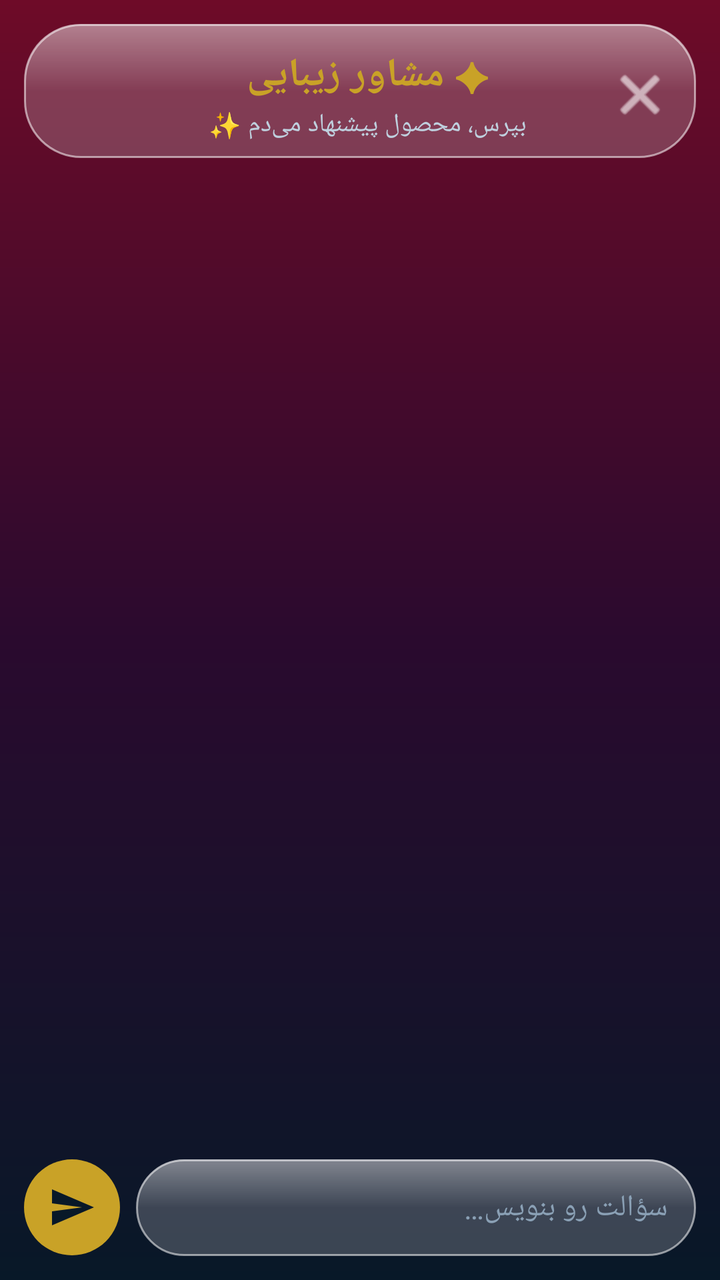
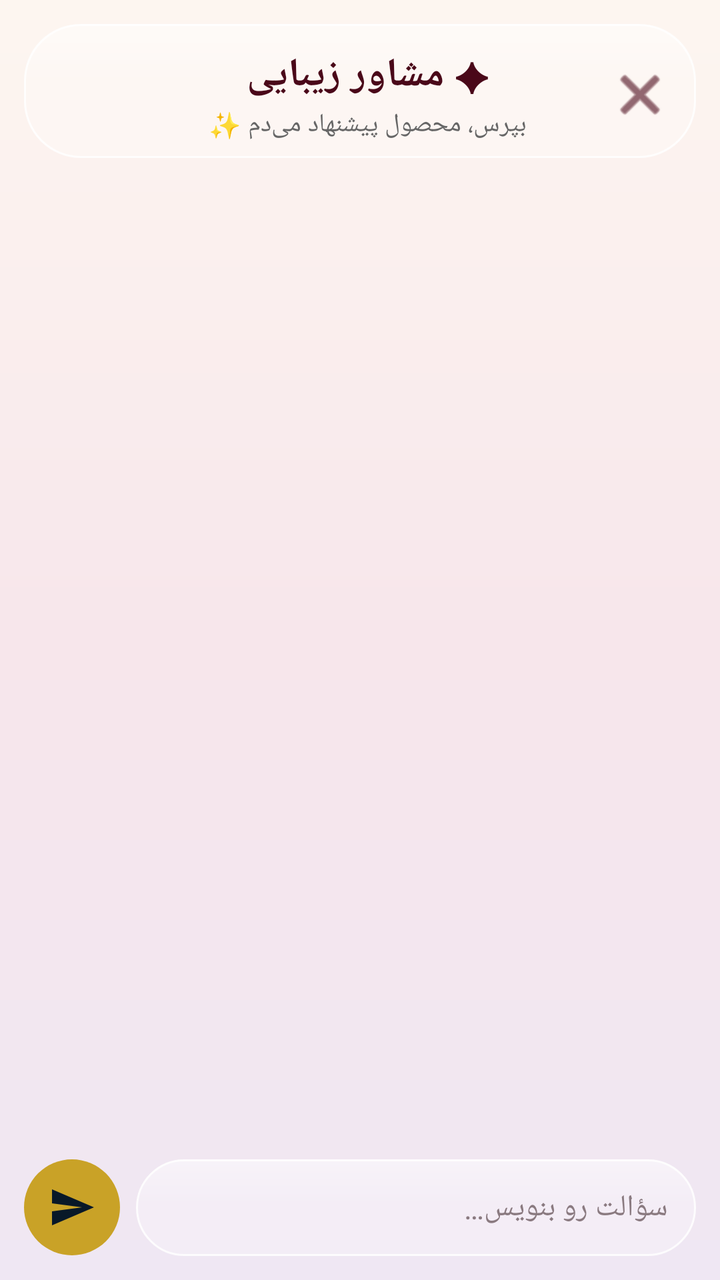

The first picture is an Android layout as it rendered before a commit; the second is the same layout after the commit. The layout source and the unified diff follow.
<!-- AndroidManifest.xml: application theme Theme.AramisBeauty -->
<!-- res/layout/activity_chat.xml -->
<?xml version="1.0" encoding="utf-8"?>
<LinearLayout xmlns:android="http://schemas.android.com/apk/res/android"
    xmlns:app="http://schemas.android.com/apk/res-auto"
    android:layout_width="match_parent"
    android:layout_height="match_parent"
    android:background="@drawable/glass_bg_gradient"
    android:layoutDirection="rtl"
    android:orientation="vertical">

    <LinearLayout
        android:layout_width="match_parent"
        android:layout_height="wrap_content"
        android:layout_marginStart="12dp"
        android:layout_marginEnd="12dp"
        android:layout_marginTop="12dp"
        android:background="@drawable/glass_pill"
        android:gravity="center_vertical"
        android:orientation="horizontal"
        android:paddingStart="8dp"
        android:paddingEnd="16dp"
        android:paddingTop="12dp"
        android:paddingBottom="8dp">

        <ImageButton
            android:id="@+id/chat_close"
            android:layout_width="40dp"
            android:layout_height="40dp"
            android:background="@android:color/transparent"
            android:contentDescription="بستن"
            android:src="@android:drawable/ic_menu_close_clear_cancel"
            android:tint="@color/white" />

        <LinearLayout
            android:layout_width="0dp"
            android:layout_height="wrap_content"
            android:layout_weight="1"
            android:gravity="center"
            android:orientation="vertical">

            <TextView
                android:layout_width="wrap_content"
                android:layout_height="wrap_content"
                android:fontFamily="@font/vazirmatn"
                android:text="✦ مشاور زیبایی"
                android:textColor="@color/gold"
                android:textSize="20sp"
                android:textStyle="bold" />

            <TextView
                android:layout_width="wrap_content"
                android:layout_height="wrap_content"
                android:layout_marginTop="2dp"
                android:fontFamily="@font/vazirmatn"
                android:text="بپرس، محصول پیشنهاد می‌دم ✨"
                android:textColor="#BFD0DE"
                android:textSize="13sp" />
        </LinearLayout>

        <View
            android:layout_width="40dp"
            android:layout_height="40dp" />
    </LinearLayout>

    <ScrollView
        android:id="@+id/chat_scroll"
        android:layout_width="match_parent"
        android:layout_height="0dp"
        android:layout_weight="1"
        android:fillViewport="true">

        <LinearLayout
            android:id="@+id/chat_messages"
            android:layout_width="match_parent"
            android:layout_height="wrap_content"
            android:layoutDirection="rtl"
            android:orientation="vertical"
            android:paddingStart="16dp"
            android:paddingEnd="16dp"
            android:paddingTop="8dp"
            android:paddingBottom="8dp" />
    </ScrollView>

    <HorizontalScrollView
        android:id="@+id/chat_chips_scroll"
        android:layout_width="match_parent"
        android:layout_height="wrap_content"
        android:scrollbars="none">

        <LinearLayout
            android:id="@+id/chat_chips"
            android:layout_width="wrap_content"
            android:layout_height="wrap_content"
            android:layoutDirection="rtl"
            android:orientation="horizontal"
            android:paddingStart="16dp"
            android:paddingEnd="16dp"
            android:paddingTop="4dp"
            android:paddingBottom="8dp" />
    </HorizontalScrollView>

    <LinearLayout
        android:layout_width="match_parent"
        android:layout_height="wrap_content"
        android:gravity="center_vertical"
        android:orientation="horizontal"
        android:paddingStart="12dp"
        android:paddingEnd="12dp"
        android:paddingTop="4dp"
        android:paddingBottom="12dp">

        <EditText
            android:id="@+id/chat_input"
            android:layout_width="0dp"
            android:layout_height="wrap_content"
            android:layout_weight="1"
            android:background="@drawable/glass_pill"
            android:fontFamily="@font/vazirmatn"
            android:hint="سؤالت رو بنویس…"
            android:imeOptions="actionSend"
            android:inputType="text"
            android:maxLines="4"
            android:padding="14dp"
            android:textColor="@color/white"
            android:textColorHint="#8AA0B5"
            android:textSize="15sp" />

        <ImageButton
            android:id="@+id/chat_send"
            android:layout_width="48dp"
            android:layout_height="48dp"
            android:layout_marginStart="8dp"
            android:background="@drawable/circle_gold"
            android:contentDescription="ارسال"
            android:padding="12dp"
            android:scaleType="fitCenter"
            android:src="@drawable/ic_send"
            android:tint="@color/header_top" />
    </LinearLayout>
</LinearLayout>
<!-- resources referenced by this layout -->
<resources>
  <color name="gold">#C9A227</color>
  <color name="header_top">#081828</color>
  <color name="white">#FFFFFF</color>
  <!-- drawable circle_gold (drawable) -->
  <?xml version="1.0" encoding="utf-8"?>
  <shape xmlns:android="http://schemas.android.com/apk/res/android"
      android:shape="oval">
      <solid android:color="@color/gold" />
  </shape>
  <!-- drawable glass_bg_gradient (drawable) -->
  <?xml version="1.0" encoding="utf-8"?>
  <shape xmlns:android="http://schemas.android.com/apk/res/android"
      android:shape="rectangle">
      <gradient
          android:angle="270"
          android:centerColor="#2A0A2E"
          android:endColor="#081828"
          android:startColor="#6E0B28"
          android:type="linear" />
  </shape>
  <!-- drawable glass_pill (drawable) -->
  <?xml version="1.0" encoding="utf-8"?>
  <layer-list xmlns:android="http://schemas.android.com/apk/res/android">
      <item>
          <shape android:shape="rectangle">
              <solid android:color="#33FFFFFF" />
              <stroke
                  android:width="1dp"
                  android:color="#8CFFFFFF" />
              <corners android:radius="28dp" />
          </shape>
      </item>
      <item>
          <shape android:shape="rectangle">
              <gradient
                  android:angle="270"
                  android:centerColor="#00FFFFFF"
                  android:endColor="#00FFFFFF"
                  android:startColor="#59FFFFFF"
                  android:type="linear" />
              <corners android:radius="28dp" />
          </shape>
      </item>
  </layer-list>
  <!-- drawable ic_send (drawable) -->
  <vector xmlns:android="http://schemas.android.com/apk/res/android"
      android:width="24dp"
      android:height="24dp"
      android:viewportWidth="24"
      android:viewportHeight="24">
      <path
          android:fillColor="#FFFFFF"
          android:pathData="M2.01,21L23,12 2.01,3 2,10l15,2 -15,2z" />
  </vector>
  <style name="Theme.AramisBeauty" parent="Theme.Material3.DayNight.NoActionBar">
          <item name="colorPrimary">@color/burgundy</item>
          <item name="colorPrimaryDark">@color/burgundy_dark</item>
          <item name="colorOnPrimary">@color/white</item>
          <item name="colorSecondary">@color/gold</item>
          <item name="android:windowBackground">@color/white</item>
          <item name="colorSurface">@color/white</item>
      </style>
  <color name="burgundy">#6E0B28</color>
  <color name="burgundy_dark">#4A0819</color>
</resources>

<!-- the commit's change to res/layout/activity_chat.xml (unified diff, before → after) -->
@@ -28,7 +28,7 @@
             android:background="@android:color/transparent"
             android:contentDescription="بستن"
             android:src="@android:drawable/ic_menu_close_clear_cancel"
-            android:tint="@color/white" />
+            android:tint="@color/burgundy_dark" />
 
         <LinearLayout
             android:layout_width="0dp"
@@ -42,7 +42,7 @@
                 android:layout_height="wrap_content"
                 android:fontFamily="@font/vazirmatn"
                 android:text="✦ مشاور زیبایی"
-                android:textColor="@color/gold"
+                android:textColor="@color/burgundy_dark"
                 android:textSize="20sp"
                 android:textStyle="bold" />
 
@@ -52,7 +52,7 @@
                 android:layout_marginTop="2dp"
                 android:fontFamily="@font/vazirmatn"
                 android:text="بپرس، محصول پیشنهاد می‌دم ✨"
-                android:textColor="#BFD0DE"
+                android:textColor="@color/gray_text"
                 android:textSize="13sp" />
         </LinearLayout>
 
@@ -120,8 +120,8 @@
             android:inputType="text"
             android:maxLines="4"
             android:padding="14dp"
-            android:textColor="@color/white"
-            android:textColorHint="#8AA0B5"
+            android:textColor="@color/burgundy_dark"
+            android:textColorHint="#8A7A80"
             android:textSize="15sp" />
 
         <ImageButton
<!-- resource entries referenced after the edit -->
@@ -15,9 +15,9 @@
       android:shape="rectangle">
       <gradient
           android:angle="270"
-          android:centerColor="#2A0A2E"
-          android:endColor="#081828"
-          android:startColor="#6E0B28"
+          android:centerColor="#F7E6EB"
+          android:endColor="#EFE7F3"
+          android:startColor="#FDF6F0"
           android:type="linear" />
   </shape>
   <!-- drawable glass_pill (drawable) -->
@@ -25,10 +25,10 @@
   <layer-list xmlns:android="http://schemas.android.com/apk/res/android">
       <item>
           <shape android:shape="rectangle">
-              <solid android:color="#33FFFFFF" />
+              <solid android:color="#40FFFFFF" />
               <stroke
                   android:width="1dp"
-                  android:color="#8CFFFFFF" />
+                  android:color="#D9FFFFFF" />
               <corners android:radius="28dp" />
           </shape>
       </item>
@@ -64,5 +64,6 @@
       </style>
   <color name="burgundy">#6E0B28</color>
   <color name="burgundy_dark">#4A0819</color>
+  <color name="gray_text">#666666</color>
 </resources>
 
